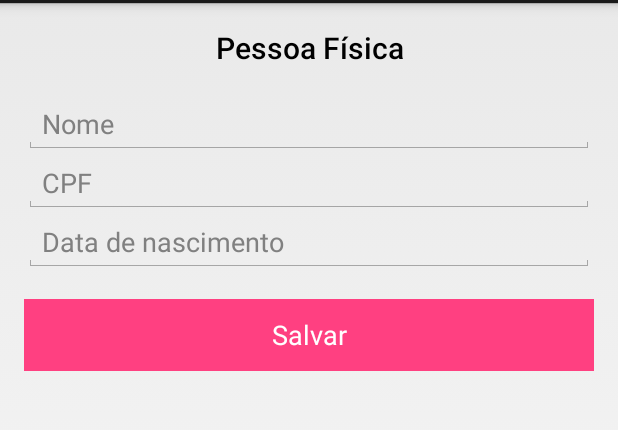
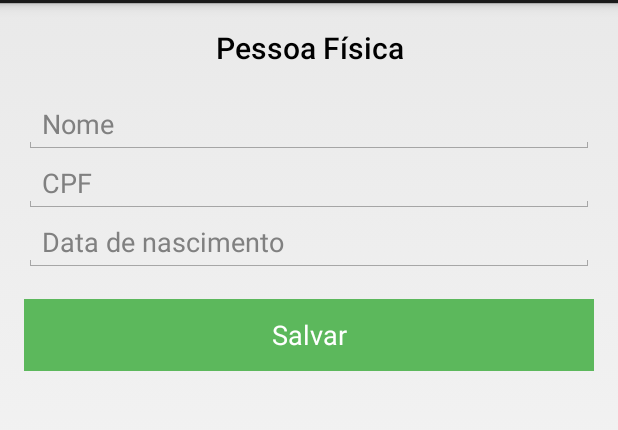
Before and after one commit to leandrocgsi/hub_services_client_android, an Android app: the FisicalPersonActivity screen opened directly, with no data from a screen before it, on a phone screen of 412 x 824 dp, the part 69-499 px from its top. Run offline under Robolectric (Android 15) with nearby library versions, the phone set to English and light mode, and no system bars.

Commit message:
Changing layout

```diff
--- a/app/src/main/res/values/colors.xml
+++ b/app/src/main/res/values/colors.xml
@@ -2,5 +2,8 @@
 <resources>
     <color name="colorPrimary">#3F51B5</color>
     <color name="colorPrimaryDark">#303F9F</color>
-    <color name="colorAccent">#FF4081</color>
+    <color name="colorAccent">#5CB85C</color>
+    <color name="colorDanger">#d9534f</color>
+    <color name="colorAction">#337ab7</color>
+    <color name="colorWarning">#f0ad4e</color>
 </resources>
```
